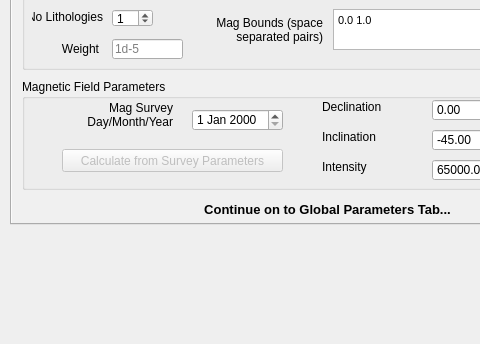
TOMOFAST/tomofast-x-q, file Tomofast_x_dockwidget_base.ui: the form before one commit; both pictures show x 0 to 480 and y 546 to 890 of the 964 by 890 pixel window.
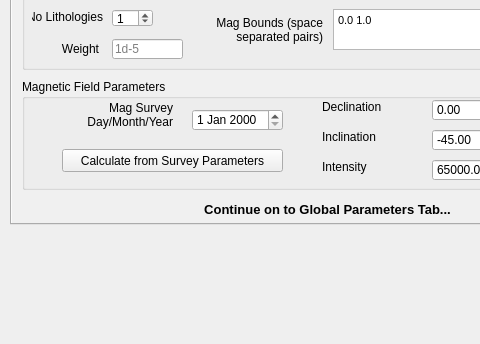
The form after the commit. The open tabs and pages were chosen to show the change. Custom widgets are drawn as their Qt base class.

Commit message: turn on IGRF button

The edit to the form file:
```diff
--- a/Tomofast_x_dockwidget_base.ui
+++ b/Tomofast_x_dockwidget_base.ui
@@ -2880,7 +2880,7 @@
       </widget>
       <widget class="QPushButton" name="pushButton_calc_IGRF">
        <property name="enabled">
-        <bool>false</bool>
+        <bool>true</bool>
        </property>
        <property name="geometry">
         <rect>
```
The commit also changes 1 other file.
